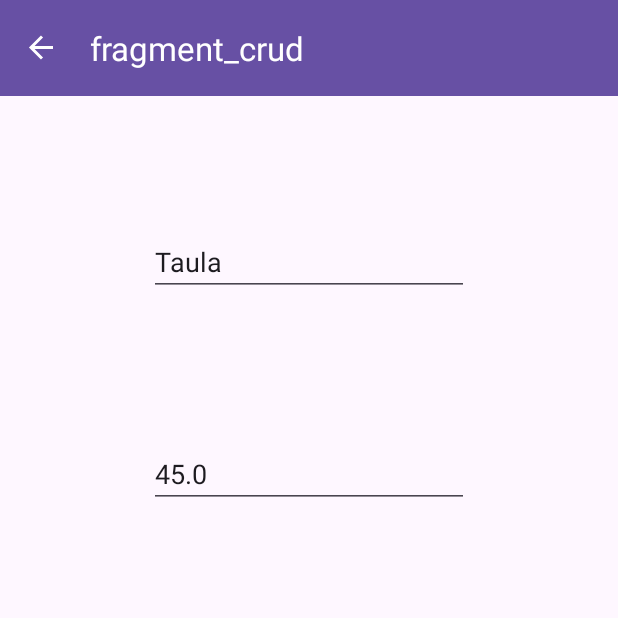
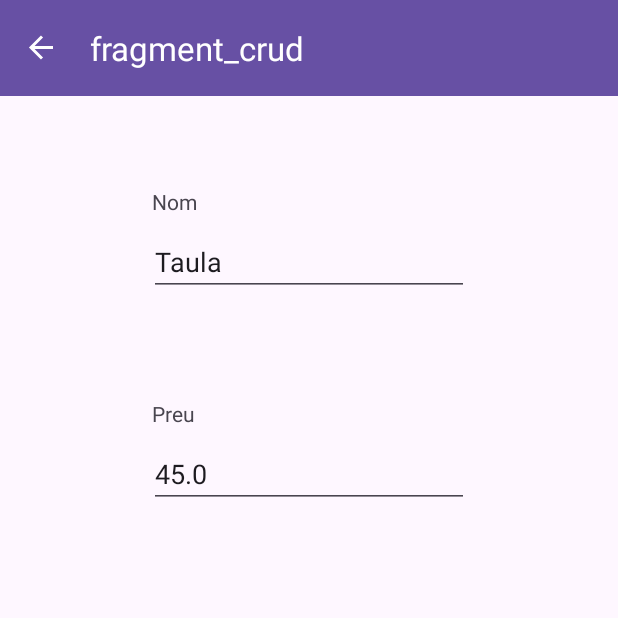
Before and after one commit to NadirDAM/ProjecteFirebase, an Android app: the screen it shows after launch (MainActivity), after a tap on an icon or button, on a phone screen of 412 x 824 dp, the top half of it. Run offline under Robolectric (Android 15) with nearby library versions, the phone set to English and light mode, and no system bars; our stand-ins replace Room's generated code, data binding, navigation-ui.

Commit message:
Last Commit

```diff
--- a/app/src/main/java/com/example/examennadirelhaidouri/Adapters/CustomAdapter.kt
+++ b/app/src/main/java/com/example/examennadirelhaidouri/Adapters/CustomAdapter.kt
@@ -24,7 +24,7 @@ private val itemClickListener: (Mobles) -> Unit
     override fun onBindViewHolder(holder: ViewHolder, position: Int) {
         val item = mList[position]
 
-
+        holder.imageView.setImageResource(R.drawable.ic_launcher_foreground)
         holder.textViewNom.text = item.nom
         holder.textViewPreu.text = item.preu.toString() + "€"
 
@@ -41,6 +41,7 @@ private val itemClickListener: (Mobles) -> Unit
     }
 
     class ViewHolder(ItemView: View) : RecyclerView.ViewHolder(ItemView) {
+        val imageView: ImageView = itemView.findViewById(R.id.imageView)
         val textViewNom: TextView = itemView.findViewById(R.id.Nom)
         val textViewPreu: TextView = itemView.findViewById(R.id.Preu)
     }
--- a/app/src/main/java/com/example/examennadirelhaidouri/Fragments/CrudFragment.kt
+++ b/app/src/main/java/com/example/examennadirelhaidouri/Fragments/CrudFragment.kt
@@ -5,8 +5,10 @@ import androidx.fragment.app.Fragment
 import android.view.LayoutInflater
 import android.view.View
 import android.view.ViewGroup
+import android.widget.Toast
 import androidx.fragment.app.activityViewModels
 import androidx.fragment.app.viewModels
+import androidx.navigation.fragment.findNavController
 import com.example.examennadirelhaidouri.R
 import com.example.examennadirelhaidouri.SharedViewModel
 import com.example.examennadirelhaidouri.ViewModel.CrudFragmentViewModel
@@ -33,11 +35,16 @@ class CrudFragment : Fragment() {
 
         binding.buttonDel.setOnClickListener {
             viewModel.eliminarMoble(requireContext(), moble?.Id.toString().toLong())
+            Toast.makeText(requireContext(), "Moble eliminat", Toast.LENGTH_LONG).show()
+            findNavController().navigate(R.id.action_crudFragment_to_homeFragment)
         }
 
         binding.buttonUpd.setOnClickListener {
             if (moble != null) {
                 viewModel.modificatMoble(requireContext(), binding.editTextNom.text.toString(), binding.editTextPreu.text.toString().toFloat(), moble?.Id.toString().toLong())
+                Toast.makeText(requireContext(), "Moble actualitzat", Toast.LENGTH_LONG).show()
+                findNavController().navigate(R.id.action_crudFragment_to_homeFragment)
+
             }
         }
 
--- a/app/src/main/java/com/example/examennadirelhaidouri/Fragments/HomeFragment.kt
+++ b/app/src/main/java/com/example/examennadirelhaidouri/Fragments/HomeFragment.kt
@@ -29,6 +29,7 @@ class HomeFragment : Fragment() {
     ): View? {
         val binding = FragmentHomeBinding.inflate(inflater)
 
+
         viewModel.llistar_mobles(requireContext())
         binding.recyclerView.layoutManager = LinearLayoutManager(requireContext())
 
--- a/app/src/main/java/com/example/examennadirelhaidouri/Fragments/InsertFragment.kt
+++ b/app/src/main/java/com/example/examennadirelhaidouri/Fragments/InsertFragment.kt
@@ -7,6 +7,7 @@ import android.view.View
 import android.view.ViewGroup
 import android.widget.Toast
 import androidx.fragment.app.viewModels
+import androidx.navigation.fragment.findNavController
 import com.example.examennadirelhaidouri.R
 import com.example.examennadirelhaidouri.Room.Mobles
 import com.example.examennadirelhaidouri.ViewModel.HomeFragmentViewModel
@@ -33,6 +34,7 @@ class InsertFragment : Fragment() {
             if (nom.isNotEmpty() && preu.isNotEmpty()) {
                 viewModel.afegirMoble(requireContext(), Mobles(nom, preu.toFloat()))
                 Toast.makeText(requireContext(), "Moble creat correctament", Toast.LENGTH_LONG).show()
+                findNavController().navigate(R.id.action_insertFragment_to_homeFragment)
 
             }
             else {
--- a/app/src/main/res/layout/fragment_crud.xml
+++ b/app/src/main/res/layout/fragment_crud.xml
@@ -1,12 +1,11 @@
 <?xml version="1.0" encoding="utf-8"?>
-<layout >
+<layout xmlns:tools="http://schemas.android.com/tools"
+    xmlns:android="http://schemas.android.com/apk/res/android"
+    xmlns:app="http://schemas.android.com/apk/res-auto">
 <FrameLayout
     android:layout_width="match_parent"
     android:layout_height="match_parent"
-    tools:context=".Fragments.CrudFragment"
-    xmlns:tools="http://schemas.android.com/tools"
-    xmlns:android="http://schemas.android.com/apk/res/android"
-    xmlns:app="http://schemas.android.com/apk/res-auto">
+    tools:context=".Fragments.CrudFragment">
 
     <androidx.constraintlayout.widget.ConstraintLayout
         android:layout_width="match_parent"
@@ -19,8 +18,8 @@
             android:layout_height="wrap_content"
             android:layout_marginTop="88dp"
             android:ems="10"
+            android:hint="Nom"
             android:inputType="text"
-            android:hint="Nom"
             app:layout_constraintEnd_toEndOf="parent"
             app:layout_constraintStart_toStartOf="parent"
             app:layout_constraintTop_toTopOf="parent" />
@@ -31,8 +30,8 @@
             android:layout_height="wrap_content"
             android:layout_marginTop="96dp"
             android:ems="10"
+            android:hint="Preu"
             android:inputType="number"
-            android:hint="Preu"
             app:layout_constraintEnd_toEndOf="parent"
             app:layout_constraintStart_toStartOf="parent"
             app:layout_constraintTop_toBottomOf="@+id/editTextNom" />
@@ -58,6 +57,28 @@
             app:layout_constraintHorizontal_bias="0.22"
             app:layout_constraintStart_toStartOf="parent"
             app:layout_constraintTop_toBottomOf="@+id/editTextPreu" />
+
+        <TextView
+            android:id="@+id/textViewNom"
+            android:layout_width="wrap_content"
+            android:layout_height="wrap_content"
+            android:layout_marginBottom="8dp"
+            android:text="Nom"
+            app:layout_constraintBottom_toTopOf="@+id/editTextNom"
+            app:layout_constraintEnd_toEndOf="parent"
+            app:layout_constraintHorizontal_bias="0.265"
+            app:layout_constraintStart_toStartOf="parent" />
+
+        <TextView
+            android:id="@+id/textViewPreu"
+            android:layout_width="wrap_content"
+            android:layout_height="wrap_content"
+            android:layout_marginBottom="8dp"
+            android:text="Preu"
+            app:layout_constraintBottom_toTopOf="@+id/editTextPreu"
+            app:layout_constraintEnd_toEndOf="parent"
+            app:layout_constraintHorizontal_bias="0.264"
+            app:layout_constraintStart_toStartOf="parent" />
     </androidx.constraintlayout.widget.ConstraintLayout>
 
 </FrameLayout>
--- a/app/src/main/res/navigation/navigation.xml
+++ b/app/src/main/res/navigation/navigation.xml
@@ -21,12 +21,20 @@
         android:id="@+id/insertFragment"
         android:name="com.example.examennadirelhaidouri.Fragments.InsertFragment"
         android:label="fragment_insert"
-        tools:layout="@layout/fragment_insert" />
+        tools:layout="@layout/fragment_insert" >
+        <action
+            android:id="@+id/action_insertFragment_to_homeFragment"
+            app:destination="@id/homeFragment" />
+    </fragment>
     <fragment
         android:id="@+id/crudFragment"
         android:name="com.example.examennadirelhaidouri.Fragments.CrudFragment"
         android:label="fragment_crud"
-        tools:layout="@layout/fragment_crud" />
+        tools:layout="@layout/fragment_crud" >
+        <action
+            android:id="@+id/action_crudFragment_to_homeFragment"
+            app:destination="@id/homeFragment" />
+    </fragment>
     <fragment
         android:id="@+id/contacteFragment"
         android:name="com.example.examennadirelhaidouri.Fragments.ContacteFragment"
```
